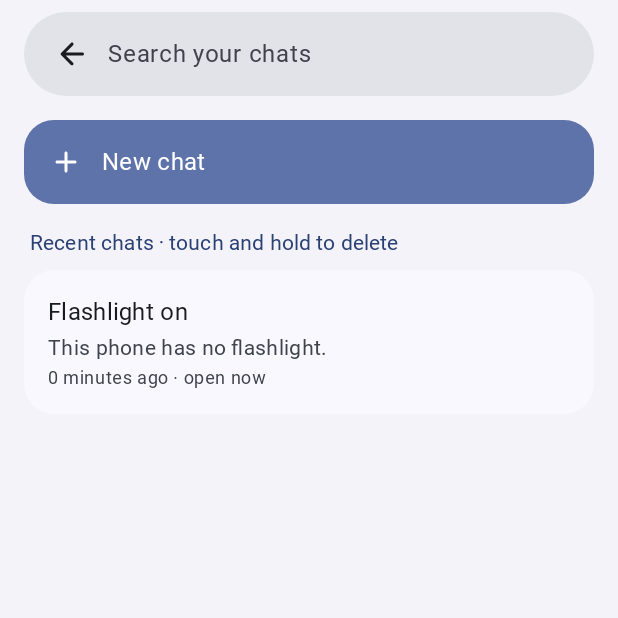
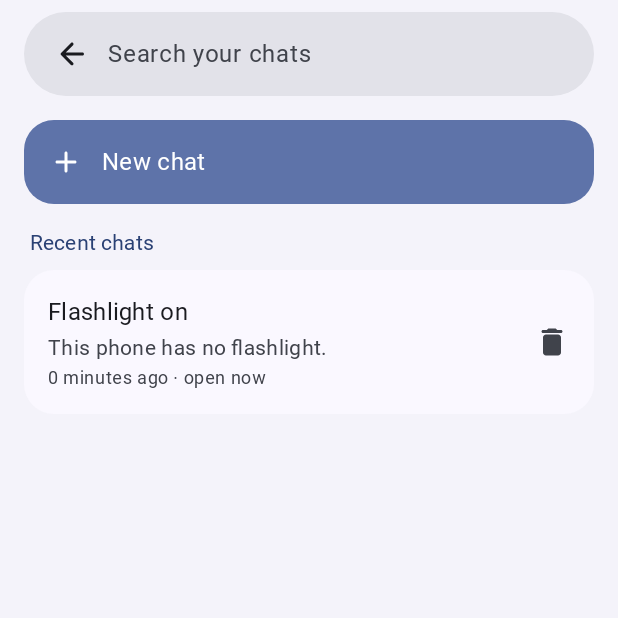
Before and after one commit to jawsh207/Shuttle, an Android app built with Jetpack Compose: the screen it shows after launch (MainActivity), after a tap on "Search chats", on a phone screen of 412 x 824 dp, the top half of it. Run offline under Robolectric (Android 15) with nearby library versions, the phone set to English and light mode, and no system bars; Roboto replaces fonts that are not available here; 1 other tap on this screen came first.

Commit message:
Delete saved chats with a trash button instead of touch-and-hold
Each chat in the list has a trash button on its right. Deleting still
shows the Undo snackbar.

```diff
--- a/app/src/main/java/app/shuttle/assistant/ui/ChatScreen.kt
+++ b/app/src/main/java/app/shuttle/assistant/ui/ChatScreen.kt
@@ -1,18 +1,14 @@
 package app.shuttle.assistant.ui
 
 import android.text.format.DateUtils
-import androidx.compose.foundation.combinedClickable
 import androidx.compose.foundation.shape.RoundedCornerShape
 import androidx.compose.material.icons.rounded.Add
 import androidx.compose.material.icons.rounded.Delete
-import androidx.compose.material3.DropdownMenu
-import androidx.compose.material3.DropdownMenuItem
 import androidx.compose.material3.SnackbarDuration
 import androidx.compose.material3.SnackbarHost
 import androidx.compose.material3.SnackbarHostState
 import androidx.compose.material3.SnackbarResult
 import androidx.compose.runtime.rememberCoroutineScope
-import androidx.compose.ui.draw.clip
 import androidx.compose.ui.text.style.TextOverflow
 import app.shuttle.assistant.chats.ChatStore
 import app.shuttle.assistant.llm.ModelManager
@@ -283,7 +279,7 @@ private fun ChatList(
         } else {
             item(key = "header") {
                 Text(
-                    if (searching) "Matching chats" else "Recent chats · touch and hold to delete",
+                    if (searching) "Matching chats" else "Recent chats",
                     style = MaterialTheme.typography.titleSmall,
                     color = scheme.primary,
                     modifier = Modifier.padding(start = 4.dp, top = 8.dp),
@@ -299,19 +295,19 @@ private fun ChatList(
 @Composable
 private fun ChatRow(chat: ChatStore.Chat, snippet: String, isOpen: Boolean, onOpen: () -> Unit, onDelete: () -> Unit) {
     val scheme = MaterialTheme.colorScheme
-    var menu by remember { mutableStateOf(false) }
     val now = System.currentTimeMillis()
     val whenText = DateUtils.getRelativeTimeSpanString(chat.updated, now, DateUtils.MINUTE_IN_MILLIS).toString()
-    Box {
-        Surface(
-            shape = RoundedCornerShape(20.dp),
-            color = scheme.surfaceBright,
-            modifier = Modifier
-                .fillMaxWidth()
-                .clip(RoundedCornerShape(20.dp))
-                .combinedClickable(onClick = onOpen, onLongClick = { menu = true }, onLongClickLabel = "Delete options"),
-        ) {
-            Column(Modifier.padding(16.dp), verticalArrangement = Arrangement.spacedBy(2.dp)) {
+    Surface(
+        onClick = onOpen,
+        shape = RoundedCornerShape(20.dp),
+        color = scheme.surfaceBright,
+        modifier = Modifier.fillMaxWidth(),
+    ) {
+        Row(verticalAlignment = Alignment.CenterVertically) {
+            Column(
+                Modifier.weight(1f).padding(start = 16.dp, top = 16.dp, bottom = 16.dp),
+                verticalArrangement = Arrangement.spacedBy(2.dp),
+            ) {
                 Text(chat.title, style = MaterialTheme.typography.titleMedium, maxLines = 1, overflow = TextOverflow.Ellipsis)
                 if (snippet.isNotBlank()) {
                     Text(snippet, style = MaterialTheme.typography.bodyMedium, color = scheme.onSurfaceVariant, maxLines = 2, overflow = TextOverflow.Ellipsis)
@@ -322,13 +318,10 @@ private fun ChatRow(chat: ChatStore.Chat, snippet: String, isOpen: Boolean, onOp
                     color = scheme.onSurfaceVariant,
                 )
             }
-        }
-        DropdownMenu(expanded = menu, onDismissRequest = { menu = false }) {
-            DropdownMenuItem(
-                text = { Text("Delete") },
-                leadingIcon = { Icon(Icons.Rounded.Delete, null) },
-                onClick = { menu = false; onDelete() },
-            )
+            // Deleting is one tap here; the Undo snackbar covers a mistaken one.
+            IconButton(onClick = onDelete, modifier = Modifier.padding(end = 4.dp)) {
+                Icon(Icons.Rounded.Delete, contentDescription = "Delete ${chat.title}", tint = scheme.onSurfaceVariant)
+            }
         }
     }
 }
```
Also changed, not shown: 2 other files.
